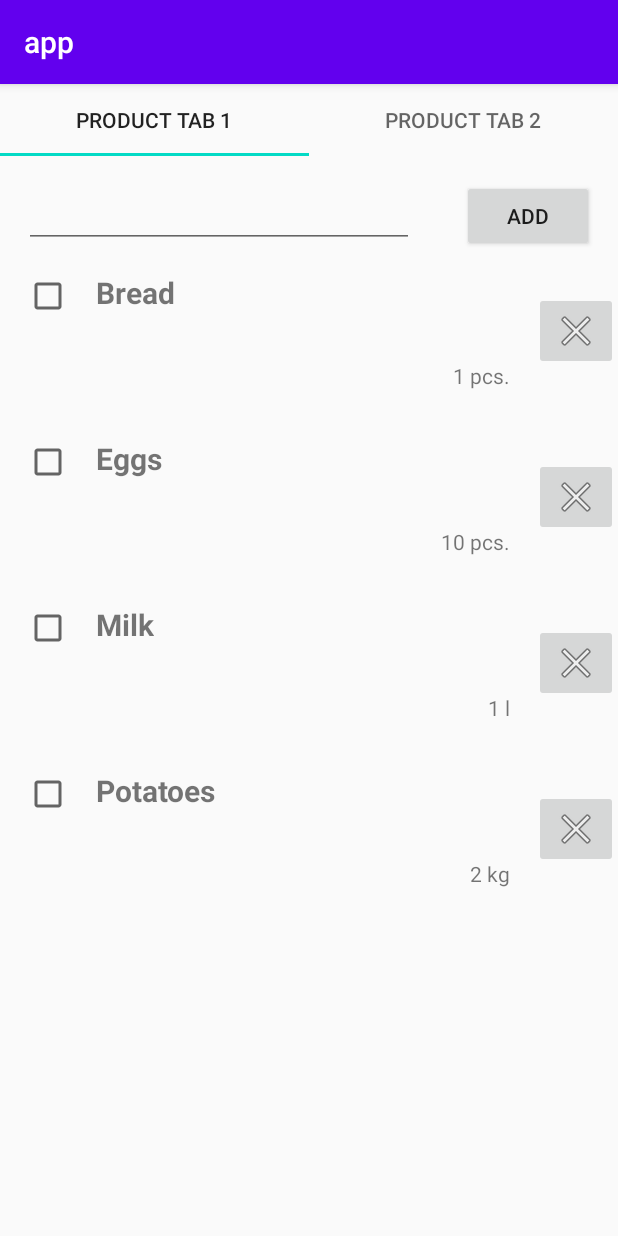
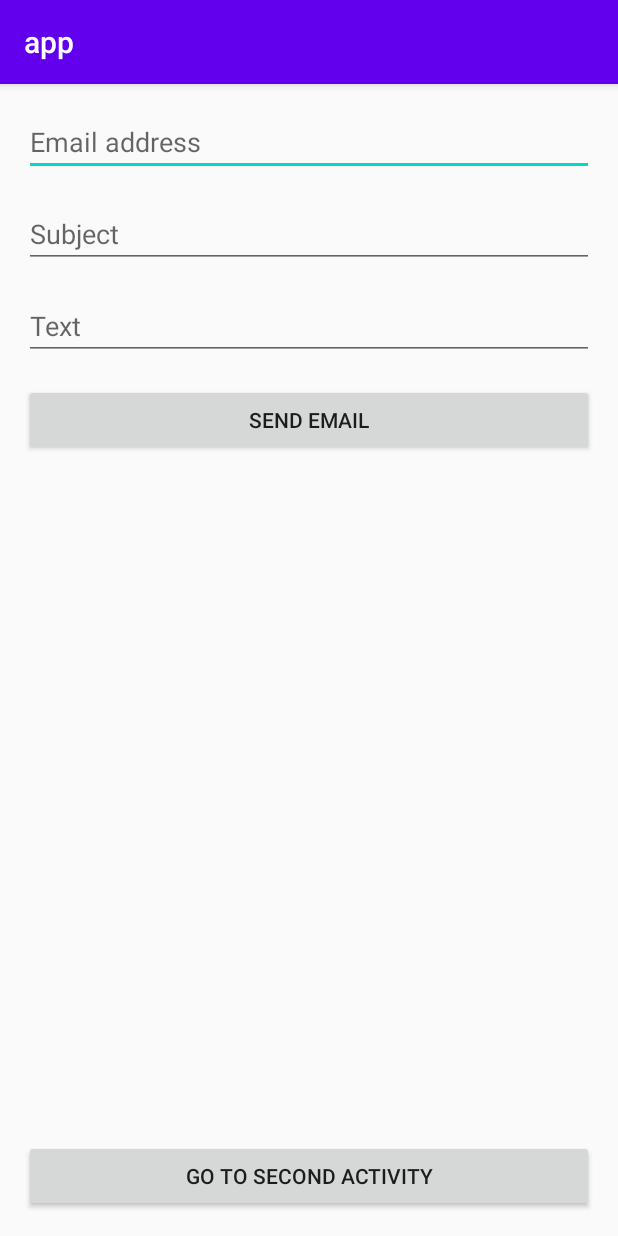
Before and after one commit to romstr/rtu-android, an Android app: the screen it shows after launch (MainActivity), on a phone screen of 412 x 824 dp. Run offline under Robolectric (Android 15) with nearby library versions, the phone set to English and light mode, and no system bars.

Commit message:
Intents, Broadcasts, Services (Practice12)

```diff
--- a/app/build.gradle
+++ b/app/build.gradle
@@ -34,8 +34,5 @@ dependencies {
   androidTestImplementation 'androidx.test.ext:junit:1.1.1'
   androidTestImplementation 'androidx.test.espresso:espresso-core:3.2.0'
 
-  implementation "androidx.recyclerview:recyclerview:1.1.0"
-
-  implementation "com.google.android.material:material:1.2.1"
-  implementation "androidx.viewpager2:viewpager2:1.0.0"
+  implementation 'androidx.localbroadcastmanager:localbroadcastmanager:1.0.0'
 }
--- a/app/src/main/AndroidManifest.xml
+++ b/app/src/main/AndroidManifest.xml
@@ -1,6 +1,8 @@
 <?xml version="1.0" encoding="utf-8"?>
 <manifest xmlns:android="http://schemas.android.com/apk/res/android"
     package="lv.romstr.mobile.rtu_android">
+
+    <uses-permission android:name="android.permission.FOREGROUND_SERVICE" />
 
     <application
         android:allowBackup="true"
@@ -9,6 +11,7 @@
         android:roundIcon="@mipmap/ic_launcher_round"
         android:supportsRtl="true"
         android:theme="@style/AppTheme">
+        <activity android:name=".SecondActivity" />
         <activity android:name=".MainActivity">
             <intent-filter>
                 <action android:name="android.intent.action.MAIN" />
@@ -16,6 +19,8 @@
                 <category android:name="android.intent.category.LAUNCHER" />
             </intent-filter>
         </activity>
+
+        <service android:name=".ForegroundService" />
     </application>
 
 </manifest>
--- a/app/src/main/java/lv/romstr/mobile/rtu_android/MainActivity.kt
+++ b/app/src/main/java/lv/romstr/mobile/rtu_android/MainActivity.kt
@@ -1,22 +1,38 @@
 package lv.romstr.mobile.rtu_android
 
+import android.content.Intent
+import android.net.Uri
+import android.os.Bundle
 import androidx.appcompat.app.AppCompatActivity
-import android.os.Bundle
-import com.google.android.material.tabs.TabLayoutMediator
 import kotlinx.android.synthetic.main.activity_main.*
 
 class MainActivity : AppCompatActivity() {
+
 
     override fun onCreate(savedInstanceState: Bundle?) {
         super.onCreate(savedInstanceState)
         setContentView(R.layout.activity_main)
 
-        val adapter = PagerAdapter(this)
+        sendEmailButton.setOnClickListener { sendEmail() }
 
-        pagerView.adapter = adapter
+        secondActivityButton.setOnClickListener {
+            Intent(
+                this,
+                SecondActivity::class.java
+            ).also { startActivity(it) }
+        }
+    }
 
-        TabLayoutMediator(tabLayout, pagerView) { tab, position ->
-            tab.text = "Product tab ${position + 1}"
-        }.attach()
+    private fun sendEmail() {
+        val intent = Intent(Intent.ACTION_SENDTO).apply {
+            data = Uri.parse("mailto:")
+            putExtra(Intent.EXTRA_EMAIL, arrayOf(emailAddressView.text.toString()))
+            putExtra(Intent.EXTRA_SUBJECT, subjectView.text.toString())
+            putExtra(Intent.EXTRA_TEXT, textView.text.toString())
+        }
+
+        if (intent.resolveActivity(packageManager) != null) {
+            startActivity(intent)
+        }
     }
 }
--- a/app/src/main/java/lv/romstr/mobile/rtu_android/PagerAdapter.kt
+++ /dev/null
@@ -1,20 +0,0 @@
-package lv.romstr.mobile.rtu_android
-
-import androidx.appcompat.app.AppCompatActivity
-import androidx.fragment.app.Fragment
-import androidx.viewpager2.adapter.FragmentStateAdapter
-
-class PagerAdapter(activity: AppCompatActivity) : FragmentStateAdapter(activity) {
-
-    override fun getItemCount(): Int {
-        return NUMBERS_OF_PAGES
-    }
-
-    override fun createFragment(position: Int): Fragment {
-        return if (position == 0) ProductFragment() else SecondFragment.newInstance("This message came from adapter")
-    }
-
-    companion object {
-        const val NUMBERS_OF_PAGES = 2
-    }
-}
--- a/app/src/main/java/lv/romstr/mobile/rtu_android/ProductFragment.kt
+++ /dev/null
@@ -1,52 +0,0 @@
-package lv.romstr.mobile.rtu_android
-
-import android.os.Bundle
-import android.view.LayoutInflater
-import android.view.View
-import android.view.ViewGroup
-import androidx.fragment.app.Fragment
-import kotlinx.android.synthetic.main.fragment_product.*
-
-class ProductFragment : Fragment(), ProductDialogFragment.AlertDialogClickListener {
-
-    private val items = mutableListOf(
-        ShoppingItem("Bread", 1, "pcs."),
-        ShoppingItem("Eggs", 10, "pcs."),
-        ShoppingItem("Milk", 1, "l"),
-        ShoppingItem("Potatoes", 2, "kg")
-    )
-
-    private lateinit var adapter: ShoppingItemRecyclerAdapter
-
-    override fun onCreateView(
-        inflater: LayoutInflater,
-        container: ViewGroup?,
-        savedInstanceState: Bundle?
-    ): View? {
-        return inflater.inflate(R.layout.fragment_product, container, false)
-    }
-
-    override fun onViewCreated(view: View, savedInstanceState: Bundle?) {
-        super.onViewCreated(view, savedInstanceState)
-
-        adapter = ShoppingItemRecyclerAdapter(items) {
-            val dialogFragment = ProductDialogFragment(it)
-            dialogFragment.setTargetFragment(this, 300)
-            dialogFragment.show(activity!!.supportFragmentManager, "Fragment tag")
-        }
-        mainItems.adapter = adapter
-
-        mainButtonAdd.setOnClickListener { appendItem() }
-    }
-
-    private fun appendItem() {
-        items.add(ShoppingItem(mainEditName.text.toString(), 1, ""))
-        items.sortBy { it.name }
-        mainEditName.text.clear()
-        adapter.notifyDataSetChanged()
-    }
-
-    override fun onPositiveButtonClick(position: Int) {
-        adapter.removeItem(position)
-    }
-}
--- a/app/src/main/java/lv/romstr/mobile/rtu_android/ShoppingItem.kt
+++ /dev/null
@@ -1,7 +0,0 @@
-package lv.romstr.mobile.rtu_android
-
-data class ShoppingItem(
-    val name: String,
-    val quantity: Int,
-    val unit: String
-)
--- a/app/src/main/java/lv/romstr/mobile/rtu_android/ShoppingItemRecyclerAdapter.kt
+++ /dev/null
@@ -1,43 +0,0 @@
-package lv.romstr.mobile.rtu_android
-
-import android.view.LayoutInflater
-import android.view.View
-import android.view.ViewGroup
-import android.widget.Toast
-import androidx.recyclerview.widget.RecyclerView
-import kotlinx.android.synthetic.main.item_shopping.view.*
-
-class ShoppingItemRecyclerAdapter(
-    private val items: MutableList<ShoppingItem>,
-    private val listener: (Int) -> Unit
-) : RecyclerView.Adapter<ShoppingItemRecyclerAdapter.ShoppingViewHolder>() {
-
-    class ShoppingViewHolder(view: View) : RecyclerView.ViewHolder(view)
-
-    override fun onCreateViewHolder(parent: ViewGroup, viewType: Int): ShoppingViewHolder {
-        val view =
-            LayoutInflater.from(parent.context).inflate(R.layout.item_shopping, parent, false)
-        return ShoppingViewHolder(view)
-    }
-
-    override fun getItemCount() = items.size
-
-    override fun onBindViewHolder(holder: ShoppingViewHolder, position: Int) {
-        val item = items[position]
-        val context = holder.itemView.context
-        holder.itemView.shoppingName.text = item.name
-        holder.itemView.shoppingQuantity.text = context.resources
-            .getString(R.string.quantity_text, item.quantity, item.unit)
-
-        holder.itemView.setOnClickListener {
-            Toast.makeText(context, item.name, Toast.LENGTH_SHORT).show()
-        }
-
-        holder.itemView.shoppingRemove.setOnClickListener { listener(position) }
-    }
-
-    fun removeItem(position: Int) {
-        items.removeAt(position)
-        notifyDataSetChanged()
-    }
-}
--- a/app/src/main/res/drawable/ic_baseline_warning_24.xml
+++ b/app/src/main/res/drawable/ic_baseline_music_note_24.xml
@@ -6,5 +6,5 @@
     android:tint="?attr/colorControlNormal">
   <path
       android:fillColor="@android:color/white"
-      android:pathData="M1,21h22L12,2 1,21zM13,18h-2v-2h2v2zM13,14h-2v-4h2v4z"/>
+      android:pathData="M12,3v10.55c-0.59,-0.34 -1.27,-0.55 -2,-0.55 -2.21,0 -4,1.79 -4,4s1.79,4 4,4 4,-1.79 4,-4V7h4V3h-6z"/>
 </vector>
--- a/app/src/main/res/layout/activity_main.xml
+++ b/app/src/main/res/layout/activity_main.xml
@@ -1,20 +1,70 @@
 <?xml version="1.0" encoding="utf-8"?>
-<LinearLayout xmlns:android="http://schemas.android.com/apk/res/android"
+<androidx.constraintlayout.widget.ConstraintLayout xmlns:android="http://schemas.android.com/apk/res/android"
+    xmlns:app="http://schemas.android.com/apk/res-auto"
     xmlns:tools="http://schemas.android.com/tools"
     android:layout_width="match_parent"
     android:layout_height="match_parent"
-    android:orientation="vertical"
     tools:context=".MainActivity">
 
-    <com.google.android.material.tabs.TabLayout
-        android:id="@+id/tabLayout"
-        android:layout_width="match_parent"
-        android:layout_height="wrap_content" />
 
-    <androidx.viewpager2.widget.ViewPager2
-        android:id="@+id/pagerView"
-        android:layout_width="match_parent"
-        android:layout_height="0dp"
-        android:layout_weight="1" />
+    <EditText
+        android:id="@+id/emailAddressView"
+        android:layout_width="0dp"
+        android:layout_height="wrap_content"
+        android:layout_marginStart="16dp"
+        android:layout_marginTop="16dp"
+        android:layout_marginEnd="16dp"
+        android:ems="10"
+        android:hint="Email address"
+        android:inputType="textPersonName"
+        app:layout_constraintEnd_toEndOf="parent"
+        app:layout_constraintStart_toStartOf="parent"
+        app:layout_constraintTop_toTopOf="parent" />
 
-</LinearLayout>
+    <EditText
+        android:id="@+id/subjectView"
+        android:layout_width="0dp"
+        android:layout_height="wrap_content"
+        android:layout_marginTop="16dp"
+        android:ems="10"
+        android:hint="Subject"
+        android:inputType="textPersonName"
+        app:layout_constraintEnd_toEndOf="@+id/emailAddressView"
+        app:layout_constraintStart_toStartOf="@+id/emailAddressView"
+        app:layout_constraintTop_toBottomOf="@+id/emailAddressView" />
+
+    <EditText
+        android:id="@+id/textView"
+        android:layout_width="0dp"
+        android:layout_height="wrap_content"
+        android:layout_marginTop="16dp"
+        android:ems="10"
+        android:hint="Text"
+        android:inputType="textPersonName"
+        app:layout_constraintEnd_toEndOf="@+id/subjectView"
+        app:layout_constraintStart_toStartOf="@+id/subjectView"
+        app:layout_constraintTop_toBottomOf="@+id/subjectView" />
+
+    <Button
+        android:id="@+id/sendEmailButton"
+        android:layout_width="0dp"
+        android:layout_height="wrap_content"
+        android:layout_marginTop="16dp"
+        android:text="Send email"
+        app:layout_constraintEnd_toEndOf="@+id/textView"
+        app:layout_constraintStart_toStartOf="@+id/textView"
+        app:layout_constraintTop_toBottomOf="@+id/textView" />
+
+    <Button
+        android:id="@+id/secondActivityButton"
+        android:layout_width="0dp"
+        android:layout_height="wrap_content"
+        android:layout_marginStart="16dp"
+        android:layout_marginEnd="16dp"
+        android:layout_marginBottom="16dp"
+        android:text="Go to second Activity"
+        app:layout_constraintBottom_toBottomOf="parent"
+        app:layout_constraintEnd_toEndOf="parent"
+        app:layout_constraintStart_toStartOf="parent" />
+
+</androidx.constraintlayout.widget.ConstraintLayout>
--- a/app/src/main/res/layout/fragment_product.xml
+++ /dev/null
@@ -1,39 +0,0 @@
-<?xml version="1.0" encoding="utf-8"?>
-<androidx.constraintlayout.widget.ConstraintLayout xmlns:android="http://schemas.android.com/apk/res/android"
-    xmlns:app="http://schemas.android.com/apk/res-auto"
-    xmlns:tools="http://schemas.android.com/tools"
-    android:layout_width="match_parent"
-    android:layout_height="match_parent"
-    tools:context=".MainActivity">
-
-    <EditText
-        android:id="@+id/mainEditName"
-        android:layout_width="0dp"
-        android:layout_height="wrap_content"
-        android:layout_margin="@dimen/default_margin"
-        app:layout_constraintEnd_toStartOf="@id/mainButtonAdd"
-        app:layout_constraintStart_toStartOf="parent"
-        app:layout_constraintTop_toTopOf="parent" />
-
-    <Button
-        android:id="@+id/mainButtonAdd"
-        android:text="@string/button_add"
-        android:layout_width="wrap_content"
-        android:layout_height="wrap_content"
-        android:layout_margin="@dimen/default_margin"
-        app:layout_constraintEnd_toEndOf="parent"
-        app:layout_constraintStart_toEndOf="@id/mainEditName"
-        app:layout_constraintTop_toTopOf="parent" />
-
-    <androidx.recyclerview.widget.RecyclerView
-        android:id="@+id/mainItems"
-        android:layout_width="0dp"
-        android:layout_height="0dp"
-        app:layoutManager="androidx.recyclerview.widget.LinearLayoutManager"
-        app:layout_constraintBottom_toBottomOf="parent"
-        app:layout_constraintEnd_toEndOf="parent"
-        app:layout_constraintStart_toStartOf="parent"
-        app:layout_constraintTop_toBottomOf="@id/mainEditName"
-        tools:listitem="@layout/item_shopping" />
-
-</androidx.constraintlayout.widget.ConstraintLayout>
--- a/app/src/main/res/layout/item_shopping.xml
+++ /dev/null
@@ -1,50 +0,0 @@
-<?xml version="1.0" encoding="utf-8"?>
-<androidx.constraintlayout.widget.ConstraintLayout xmlns:android="http://schemas.android.com/apk/res/android"
-    xmlns:app="http://schemas.android.com/apk/res-auto"
-    xmlns:tools="http://schemas.android.com/tools"
-    android:layout_width="match_parent"
-    android:layout_height="wrap_content"
-    android:background="?selectableItemBackground"
-    android:clickable="true"
-    android:focusable="true">
-
-    <CheckBox
-        android:id="@+id/shoppingCheck"
-        android:layout_width="wrap_content"
-        android:layout_height="wrap_content"
-        android:layout_margin="@dimen/default_margin"
-        app:layout_constraintStart_toStartOf="parent"
-        app:layout_constraintTop_toTopOf="parent" />
-
-    <TextView
-        android:id="@+id/shoppingName"
-        android:layout_width="wrap_content"
-        android:layout_height="wrap_content"
-        android:layout_margin="@dimen/default_margin"
-        android:textSize="@dimen/text_title"
-        android:textStyle="bold"
-        app:layout_constraintBottom_toTopOf="@id/shoppingQuantity"
-        app:layout_constraintStart_toEndOf="@id/shoppingCheck"
-        app:layout_constraintTop_toTopOf="parent"
-        tools:text="Potatoes" />
-
-    <TextView
-        android:id="@+id/shoppingQuantity"
-        android:layout_width="wrap_content"
-        android:layout_height="wrap_content"
-        android:layout_margin="@dimen/default_margin"
-        app:layout_constraintBottom_toBottomOf="parent"
-        app:layout_constraintEnd_toStartOf="@id/shoppingRemove"
-        app:layout_constraintTop_toBottomOf="@id/shoppingName"
-        tools:text="10 kg" />
-
-    <ImageButton
-        android:id="@+id/shoppingRemove"
-        android:layout_width="wrap_content"
-        android:layout_height="wrap_content"
-        app:layout_constraintBottom_toBottomOf="parent"
-        app:layout_constraintEnd_toEndOf="parent"
-        app:layout_constraintTop_toTopOf="parent"
-        app:srcCompat="@android:drawable/ic_menu_close_clear_cancel" />
-
-</androidx.constraintlayout.widget.ConstraintLayout>
```
Also changed, not shown: app/src/main/java/lv/romstr/mobile/rtu_android/ForegroundService.kt (added, +48 -0 lines), app/src/main/java/lv/romstr/mobile/rtu_android/MyBroadcastReceiver.kt (added, +18 -0 lines), app/src/main/java/lv/romstr/mobile/rtu_android/ProductDialogFragment.kt (deleted, +0 -34 lines), app/src/main/java/lv/romstr/mobile/rtu_android/SecondActivity.kt (added, +66 -0 lines), app/src/main/java/lv/romstr/mobile/rtu_android/SecondFragment.kt (deleted, +0 -39 lines), app/src/main/res/layout/activity_second.xml (added, +33 -0 lines), app/src/main/res/layout/dialog_layout.xml (deleted, +0 -43 lines), app/src/main/res/layout/fragment_second.xml (deleted, +0 -17 lines), 1 other file.
